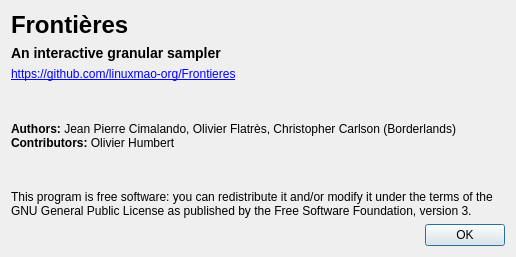
Old version of the form sources/interface/AboutDialog.ui in the repository linuxmao-org/Frontieres.
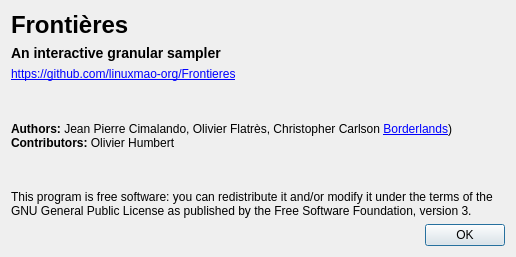
New version of the form.

Commit message: amélioration de la boîte d'à propos

What changed in the file:
```diff
--- a/sources/interface/AboutDialog.ui
+++ b/sources/interface/AboutDialog.ui
@@ -63,7 +63,7 @@
    <item>
     <widget class="QLabel" name="label_5">
      <property name="text">
-      <string>&lt;html&gt;&lt;head/&gt;&lt;body&gt;&lt;p&gt;&lt;span style=&quot; font-weight:600;&quot;&gt;Authors:&lt;/span&gt; Jean Pierre Cimalando, Olivier Flatrès, Christopher Carlson (Borderlands)&lt;br/&gt;&lt;span style=&quot; font-weight:600;&quot;&gt;Contributors:&lt;/span&gt; Olivier Humbert&lt;/p&gt;&lt;/body&gt;&lt;/html&gt;</string>
+      <string>&lt;html&gt;&lt;head/&gt;&lt;body&gt;&lt;p&gt;&lt;span style=&quot; font-weight:600;&quot;&gt;Authors:&lt;/span&gt; Jean Pierre Cimalando, Olivier Flatrès, Christopher Carlson &lt;a href=&quot;http://www.borderlands-granular.com/app/&quot;(&gt;Borderlands&lt;/a&gt;)&lt;br/&gt;&lt;span style=&quot; font-weight:600;&quot;&gt;Contributors:&lt;/span&gt; Olivier Humbert&lt;/p&gt;&lt;/body&gt;&lt;/html&gt;</string>
      </property>
      <property name="textFormat">
       <enum>Qt::RichText</enum>
```
